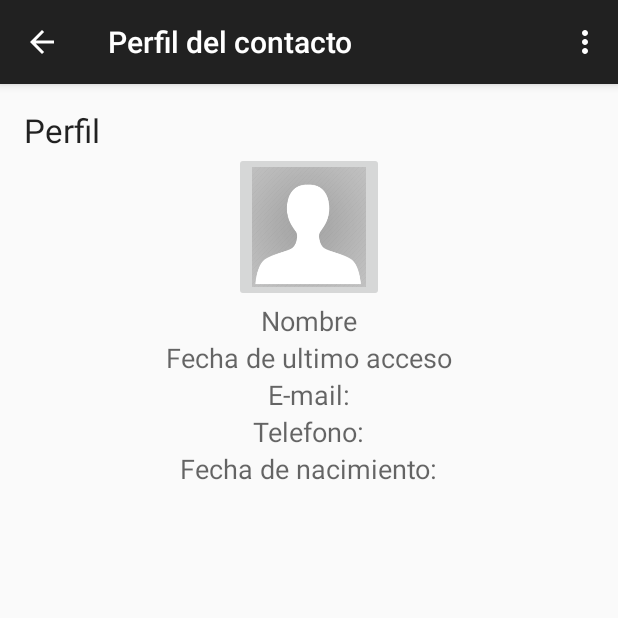
After one commit to AguilaCudicio/tallerII, an Android app: the FriendProfileActivity screen opened directly, with no data from a screen before it, on a phone screen of 412 x 824 dp, the top half of it. The commit adds this screen. Run offline under Robolectric (Android 15) with nearby library versions, the phone set to English and light mode, and no system bars.

Commit message:
Agregada la vista del perfil del amigo. Ademas, traducidos algunos string que estaban en ingles

```diff
--- a/cliente/MensajerO/app/src/main/java/fiuba/mensajero/ChatActivity.java
+++ b/cliente/MensajerO/app/src/main/java/fiuba/mensajero/ChatActivity.java
@@ -142,6 +142,10 @@ public class ChatActivity extends ActionBarActivity implements MyResultReceiver.
     }
 
 
+    public void showFriendInfo(View view) {
+        startActivity(new Intent(this, FriendProfileActivity.class));
+    }
+
 
     @Override
     public boolean onOptionsItemSelected(MenuItem item) {
--- /dev/null
+++ b/cliente/MensajerO/app/src/main/java/fiuba/mensajero/FriendProfileActivity.java
@@ -0,0 +1,81 @@
+package fiuba.mensajero;
+
+import android.app.Dialog;
+import android.graphics.Bitmap;
+import android.support.v7.app.ActionBarActivity;
+import android.os.Bundle;
+import android.view.Menu;
+import android.view.MenuItem;
+import android.view.View;
+import android.widget.Button;
+import android.widget.ImageButton;
+import android.widget.ImageView;
+
+
+
+public class FriendProfileActivity extends ActionBarActivity {
+
+    ImageButton avatar;
+    //TODO: rellenar profile con info del contacto
+    ProfileData profile;
+
+    @Override
+    protected void onCreate(Bundle savedInstanceState) {
+        super.onCreate(savedInstanceState);
+        setContentView(R.layout.activity_friend_profile);
+    }
+
+    public void addListenerProfile() {
+
+        avatar = (ImageButton) findViewById(R.id.imageButtonProfile);
+        avatar.setOnClickListener(new View.OnClickListener() {
+            @Override
+            public void onClick(View arg0) {
+
+                final Dialog profileDialog = new Dialog(FriendProfileActivity.this);
+                profileDialog.setTitle("Foto de perfil");
+                String foto = profile.getFoto();
+                profileDialog.setContentView(getLayoutInflater().inflate(R.layout.profilepicture_layout, null));
+
+                ImageView image = (ImageView) profileDialog.findViewById(R.id.ImageLargeView);
+                if (foto != null && image != null) {
+                    Bitmap bm = BitmapUtilities.stringToBitmap(foto);
+                    image.setImageBitmap(bm);
+                }
+
+                Button button = (Button) profileDialog.findViewById(R.id.ButtonProfile);
+                button.setOnClickListener(new View.OnClickListener() {
+                    @Override
+                    public void onClick(View v) {
+                        profileDialog.cancel();
+                    }
+                });
+                profileDialog.show();
+            }
+        });
+
+    }
+
+
+    @Override
+    public boolean onCreateOptionsMenu(Menu menu) {
+        // Inflate the menu; this adds items to the action bar if it is present.
+        getMenuInflater().inflate(R.menu.menu_friend_profile, menu);
+        return true;
+    }
+
+    @Override
+    public boolean onOptionsItemSelected(MenuItem item) {
+        // Handle action bar item clicks here. The action bar will
+        // automatically handle clicks on the Home/Up button, so long
+        // as you specify a parent activity in AndroidManifest.xml.
+        int id = item.getItemId();
+
+        //noinspection SimplifiableIfStatement
+        if (id == R.id.action_settings) {
+            return true;
+        }
+
+        return super.onOptionsItemSelected(item);
+    }
+}
--- a/cliente/MensajerO/app/src/main/java/fiuba/mensajero/ListViewFriendsActivity.java
+++ b/cliente/MensajerO/app/src/main/java/fiuba/mensajero/ListViewFriendsActivity.java
@@ -116,7 +116,7 @@ public class ListViewFriendsActivity extends ListActivity implements MyResultRec
 
 
     void addBroadcast(ArrayList<UserData> list) {
-        UserData userBroadcast= new UserData("broadcast","Enviar mensaje a todos",true,false);
+        UserData userBroadcast= new UserData("broadcast","Conversacion grupal",true,false);
         list.add(0,userBroadcast);
     }
 
--- /dev/null
+++ b/cliente/MensajerO/app/src/main/res/layout/activity_friend_profile.xml
@@ -0,0 +1,73 @@
+<RelativeLayout xmlns:android="http://schemas.android.com/apk/res/android"
+    xmlns:tools="http://schemas.android.com/tools" android:layout_width="match_parent"
+    android:layout_height="match_parent" android:paddingLeft="@dimen/activity_horizontal_margin"
+    android:paddingRight="@dimen/activity_horizontal_margin"
+    android:paddingTop="@dimen/activity_vertical_margin"
+    android:paddingBottom="@dimen/activity_vertical_margin"
+    tools:context="fiuba.mensajero.ProfileActivity">
+
+    <TextView
+        android:layout_width="wrap_content"
+        android:layout_height="wrap_content"
+        android:textAppearance="?android:attr/textAppearanceLarge"
+        android:text="Perfil"
+        android:id="@+id/textView10"
+        android:layout_alignParentTop="true"
+        android:layout_alignParentLeft="true"
+        android:layout_alignParentStart="true" />
+
+    <ImageButton
+        android:id="@+id/imageButtonProfile"
+        android:layout_width="100dp"
+        android:layout_height="100dp"
+        android:scaleType="fitXY"
+        android:src="@drawable/noimage"
+        android:layout_below="@+id/textView10"
+        android:layout_centerHorizontal="true" />
+
+    <TextView
+        android:layout_width="wrap_content"
+        android:layout_height="wrap_content"
+        android:textAppearance="?android:attr/textAppearanceMedium"
+        android:text="Fecha de ultimo acceso"
+        android:id="@+id/textViewDate"
+        android:layout_below="@+id/textViewNameProfile"
+        android:layout_centerHorizontal="true" />
+
+    <TextView
+        android:layout_width="wrap_content"
+        android:layout_height="wrap_content"
+        android:textAppearance="?android:attr/textAppearanceMedium"
+        android:text="Nombre"
+        android:id="@+id/textViewNameProfile"
+        android:layout_below="@+id/imageButtonProfile"
+        android:layout_centerHorizontal="true" />
+
+    <TextView
+        android:layout_width="wrap_content"
+        android:layout_height="wrap_content"
+        android:textAppearance="?android:attr/textAppearanceMedium"
+        android:text="E-mail:"
+        android:id="@+id/textViewMailProfile"
+        android:layout_below="@+id/textViewDate"
+        android:layout_centerHorizontal="true" />
+
+    <TextView
+        android:layout_width="wrap_content"
+        android:layout_height="wrap_content"
+        android:textAppearance="?android:attr/textAppearanceMedium"
+        android:text="Telefono:"
+        android:id="@+id/textViewTelProfile"
+        android:layout_below="@+id/textViewMailProfile"
+        android:layout_centerHorizontal="true" />
+
+    <TextView
+        android:layout_width="wrap_content"
+        android:layout_height="wrap_content"
+        android:textAppearance="?android:attr/textAppearanceMedium"
+        android:text="Fecha de nacimiento:"
+        android:id="@+id/textViewBirthProfile"
+        android:layout_below="@+id/textViewTelProfile"
+        android:layout_centerHorizontal="true" />
+
+</RelativeLayout>
--- a/cliente/MensajerO/app/src/main/res/layout/footer_chat.xml
+++ b/cliente/MensajerO/app/src/main/res/layout/footer_chat.xml
@@ -17,6 +17,7 @@
             android:layout_width="70dp"
             android:layout_height="70dp"
             android:id="@+id/imageButtonProfileFriend"
+            android:onClick="showFriendInfo"
             android:src="@drawable/noimage"
             android:scaleType="fitXY" />
 
--- /dev/null
+++ b/cliente/MensajerO/app/src/main/res/menu/menu_friend_profile.xml
@@ -0,0 +1,7 @@
+<menu xmlns:android="http://schemas.android.com/apk/res/android"
+    xmlns:app="http://schemas.android.com/apk/res-auto"
+    xmlns:tools="http://schemas.android.com/tools"
+    tools:context="fiuba.mensajero.FriendProfileActivity">
+    <item android:id="@+id/action_settings" android:title="@string/action_settings"
+        android:orderInCategory="100" app:showAsAction="never" />
+</menu>
--- a/cliente/MensajerO/app/src/main/res/values/strings.xml
+++ b/cliente/MensajerO/app/src/main/res/values/strings.xml
@@ -3,7 +3,7 @@
     <string name="edit_message">Enter a message</string>
     <string name="send_message">Escriba su mensaje</string>
     <string name="button_send">Enviar</string>
-    <string name="activity_chat">My Message</string>
+    <string name="activity_chat">Conversacion</string>
     <string name="action_settings">Settings</string>
     <string name="title_activity_login">Login</string>
     <string name="title_activity_sign_in">SignIn</string>
@@ -13,4 +13,5 @@
     <string name="title_activity_profile">ProfileActivity</string>
     <string name="title_activity_edit_profile">EditProfileActivity</string>
     <string name="title_activity_image_upload">ImageUploadActivity</string>
+    <string name="title_activity_friend_profile">Perfil del contacto</string>
 </resources>
```
Also changed, not shown: cliente/MensajerO/app/src/main/AndroidManifest.xml (+10 -3 lines), cliente/MensajerO/app/src/main/res/layout/activity_login.xml (+3 -4 lines).
